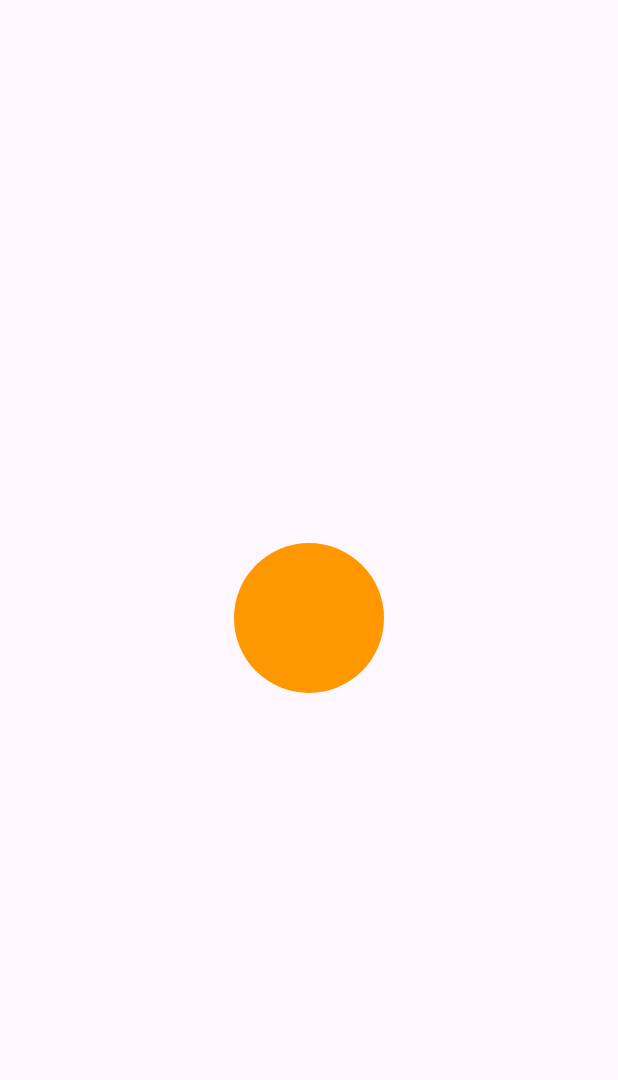
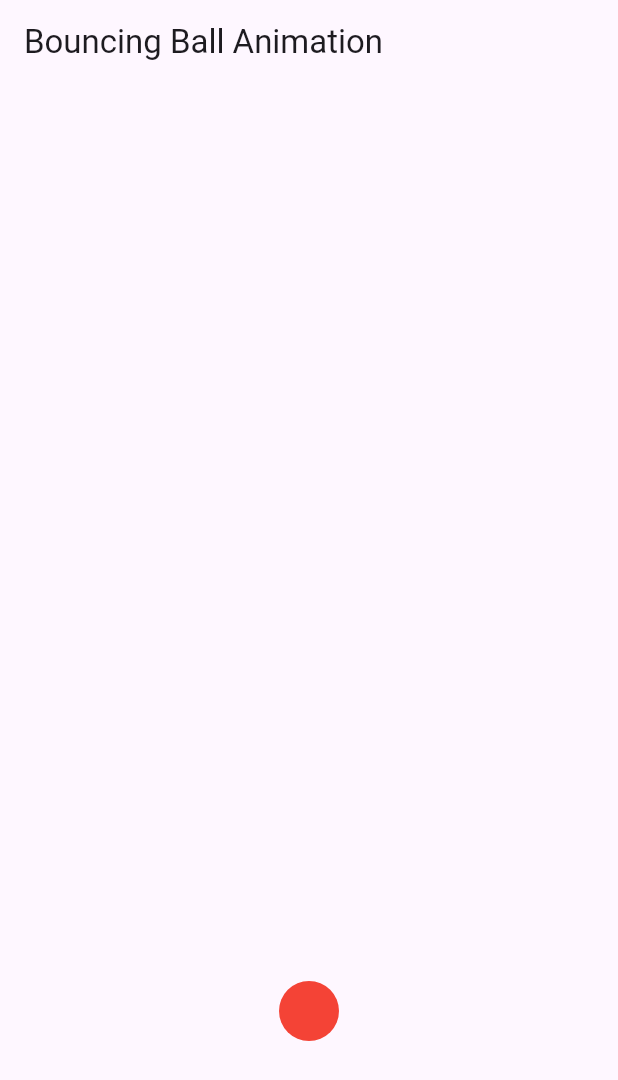
Before and after one commit to AbdullahProjects/Flutter_Animations, a Flutter app: the screen it shows after launch, on a phone screen of 412 x 824 dp. Shown: the top 1080 px of the screen. Run offline on Flutter 3.47's test engine with Material 3 defaults, Android fonts, the phone set to English and light mode, and no system bars; missing offline and left inert: dart:ffi.

Commit message:
custom painter + infinite animation of bouncing ball

```diff
--- /dev/null
+++ b/lib/custom_painter_animation/bouncing_ball_animation.dart
@@ -0,0 +1,75 @@
+import 'package:flutter/material.dart';
+
+class BouncingBallAnimation extends StatefulWidget {
+  const BouncingBallAnimation({super.key});
+
+  @override
+  State<BouncingBallAnimation> createState() => _BouncingBallAnimationState();
+}
+
+class _BouncingBallAnimationState extends State<BouncingBallAnimation>
+    with SingleTickerProviderStateMixin {
+  late AnimationController _controller;
+  late Animation<double> animation;
+
+  @override
+  void initState() {
+    super.initState();
+    _controller =
+        AnimationController(vsync: this, duration: const Duration(seconds: 1));
+    animation = Tween<double>(begin: 0, end: 1).animate(_controller);
+    animation.addStatusListener((status) {
+      if (status == AnimationStatus.completed) {
+        _controller.reverse();
+      } else if (status == AnimationStatus.dismissed) {
+        _controller.forward();
+      }
+    });
+    _controller.forward();
+  }
+
+  @override
+  Widget build(BuildContext context) {
+    return Scaffold(
+      appBar: AppBar(
+        title: Text("Bouncing Ball Animation"),
+      ),
+      body: SafeArea(
+        child: Column(
+          mainAxisAlignment: MainAxisAlignment.end,
+          children: [
+            AnimatedBuilder(
+              animation: animation,
+              builder: (context, child) {
+                print("${animation.value}");
+                return CustomPaint(
+                  size: Size(MediaQuery.of(context).size.width, 300),
+                  painter: BouncingBallPainter(animation.value),
+                );
+              },
+            ),
+          ],
+        ),
+      ),
+    );
+  }
+}
+
+class BouncingBallPainter extends CustomPainter {
+  final double animationValue;
+  BouncingBallPainter(this.animationValue);
+
+  @override
+  void paint(Canvas canvas, Size size) {
+    canvas.drawCircle(
+      Offset(size.width / 2, size.height - (size.height * animationValue)),
+      20,
+      Paint()..color = Colors.red,
+    );
+  }
+
+  @override
+  bool shouldRepaint(covariant CustomPainter oldDelegate) {
+    return true;
+  }
+}
--- a/lib/main.dart
+++ b/lib/main.dart
@@ -1,3 +1,4 @@
+import 'package:animations_rivan_sir/custom_painter_animation/bouncing_ball_animation.dart';
 import 'package:animations_rivan_sir/explicit_animations/list_animation.dart';
 import 'package:animations_rivan_sir/explicit_animations/loading_animation.dart';
 import 'package:animations_rivan_sir/explicit_animations/login_page_animation.dart';
@@ -36,7 +37,10 @@ class MyApp extends StatelessWidget {
       //   color: Colors.blue,
       //   progress: 0.65,
       // ),
-      home: SplashAnimation(),
+      // page route builder animation ------------------------------------------
+      // home: SplashAnimation(),
+      // custom painter example ------------------------------------------------
+      home: BouncingBallAnimation(),
     );
   }
 }
```
